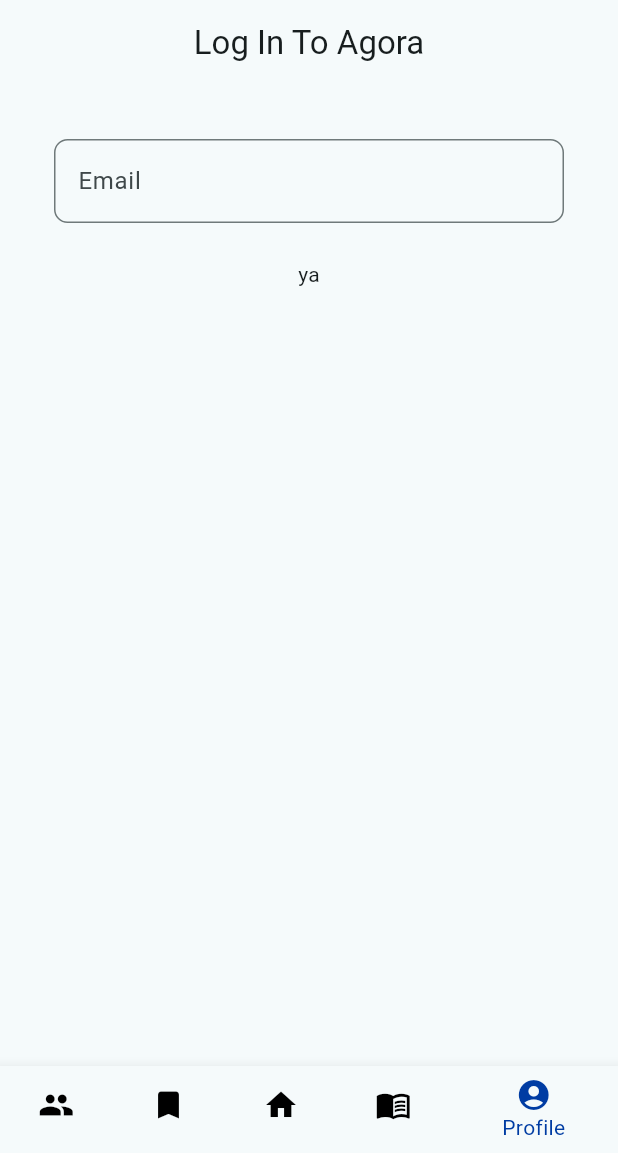
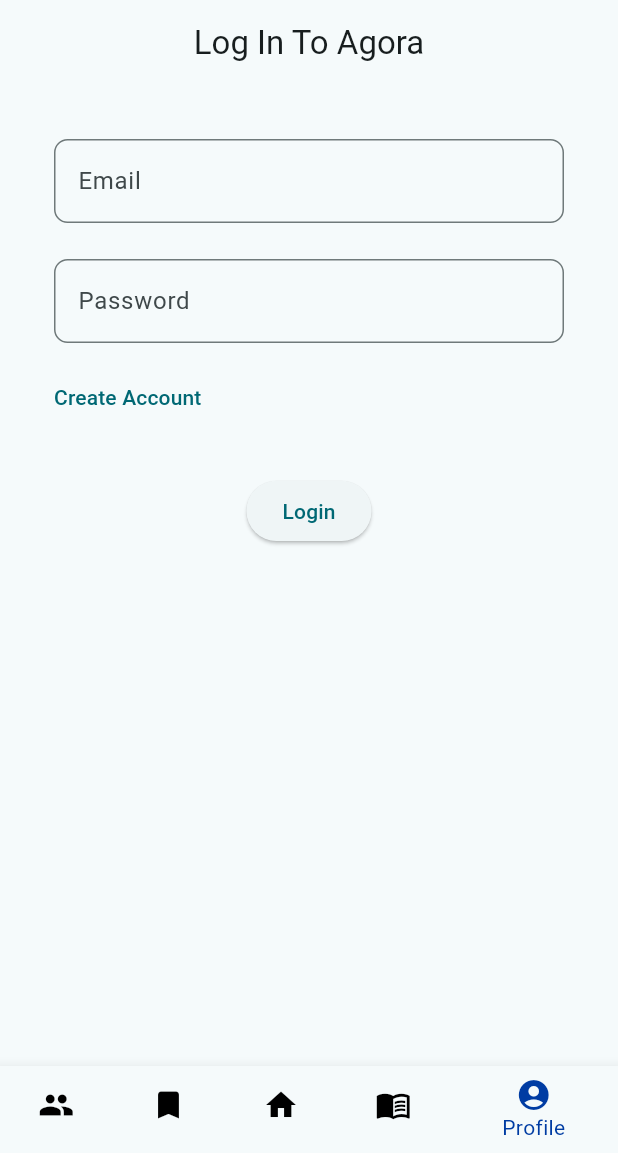
Before and after one commit to sp1103/Agora-Mobile, a Flutter app: the screen it shows after launch, item 5 of the bottom bar chosen, on a phone screen of 412 x 824 dp, the part 83-1236 px from its top. Run offline on Flutter 3.47's test engine with Material 3 defaults, Android fonts, the phone set to English and light mode, and no system bars; our stand-ins replace cached_network_image, firebase_auth, firebase_core, flutter_html, form_field_validator, sqflite; accounts and stored records are empty; network calls fail.

Commit message:
FInishing basic sign in stuff (not attached to agora backend yet)

```diff
--- a/agora_mobile/lib/Pages/Account_Pages/log_in.dart
+++ b/agora_mobile/lib/Pages/Account_Pages/log_in.dart
@@ -1,5 +1,8 @@
+import 'package:agora_mobile/Pages/Account_Pages/sign_up.dart';
 import 'package:flutter/material.dart';
 import 'package:form_field_validator/form_field_validator.dart';
+import 'package:provider/provider.dart';
+import 'package:agora_mobile/app_state.dart';
 
 class LogIn extends StatefulWidget{
   const LogIn({super.key});
@@ -11,15 +14,20 @@ class LogIn extends StatefulWidget{
 class _LogInState extends State<LogIn> {
 
   final _formkey = GlobalKey<FormState>();
+  final _emailController = TextEditingController();
+  final _passwordController = TextEditingController();
 
   @override
   Widget build(BuildContext context) {
+
+    var appState = context.watch<AgoraAppState>();
+
     return Scaffold(
       appBar:  AppBar(
         title: Text("Log In To Agora"),
         centerTitle: true
       ),
-      body: Padding(
+      body: SingleChildScrollView(
         padding: const EdgeInsets.all(24.0),
         child: Form(
           key: _formkey,
@@ -28,8 +36,9 @@ class _LogInState extends State<LogIn> {
               Padding(
                 padding: const EdgeInsets.all(12.0),
                 child: TextFormField(
+                  controller: _emailController,
                   validator: MultiValidator([
-                    RequiredValidator(errorText: "Please Enter Email"),
+                    RequiredValidator(errorText: "Please enter Email"),
                     EmailValidator(errorText: "Please enter a valid email"),
                   ]).call,
                   decoration: InputDecoration(
@@ -45,8 +54,31 @@ class _LogInState extends State<LogIn> {
               ),
               Padding(
                 padding: const EdgeInsets.all(12.0),
-                child: Text("ya"),
+                child: TextFormField(
+                  controller: _passwordController,
+                  validator: RequiredValidator(errorText: "Please enter password").call,
+                  decoration: InputDecoration(
+                    labelText: "Password",
+                    hintText: "Please Enter Your Password",
+                    errorStyle: TextStyle(fontSize: 18),
+                    border: OutlineInputBorder(
+                      borderSide: BorderSide(color: Colors.red),
+                      borderRadius: BorderRadius.all(Radius.circular(9.0)),
+                    ),
+                  ),
+                ),
               ),
+              Align(alignment: Alignment.centerLeft, child: TextButton(onPressed: () {appState.openSignUpOrLogin(SignUp());}, child: Text("Create Account"))),
+              Padding(
+                padding: const EdgeInsets.all(28.0),
+                child: ElevatedButton(
+                  onPressed: () async {
+                    if (_formkey.currentState!.validate()) {
+                      await appState.signIn(_emailController.text.trim(), _passwordController.text.trim());
+                    }
+                  },
+                  child: Text("Login"))
+              )
             ],
           ),
         ),
--- a/agora_mobile/lib/Pages/profile_page.dart
+++ b/agora_mobile/lib/Pages/profile_page.dart
@@ -1,4 +1,4 @@
-import 'package:agora_mobile/Pages/Account_Pages/log_in.dart';
+import 'package:agora_mobile/Pages/Account_Pages/profile.dart';
 import 'package:agora_mobile/app_state.dart';
 import 'package:flutter/material.dart';
 import 'package:provider/provider.dart';
@@ -9,9 +9,11 @@ class ProfilePage extends StatelessWidget {
 
   @override
   Widget build(BuildContext context) {
-    // ignore: unused_local_variable
     var appState = context.watch<AgoraAppState>();
 
-    return LogIn();
+    if (appState.user == null) {
+      return appState.loginOrSignUp;
+    }
+    return UserProfile();
   }
 }
--- a/agora_mobile/pubspec.yaml
+++ b/agora_mobile/pubspec.yaml
@@ -37,8 +37,10 @@ dependencies:
   cached_network_image: ^3.4.1
   sqflite: ^2.4.1
   path: ^1.9.0
-  firebase_core: ^2.10.0
-  firebase_auth: ^4.6.2
+  firebase_core: ^4.1.0
+  firebase_auth: ^6.0.2
+  firebase_auth_platform_interface: ^8.1.1
+  firebase_auth_web: ^6.0.2
 
   # The following adds the Cupertino Icons font to your application.
   # Use with the CupertinoIcons class for iOS style icons.
```
Also changed, not shown: agora_mobile/lib/Pages/Account_Pages/profile.dart (+28 -0 lines), agora_mobile/lib/Pages/Account_Pages/sign_up.dart (+89 -0 lines), agora_mobile/lib/app_state.dart (+28 -3 lines), agora_mobile/pubspec.lock, 1 other file.
